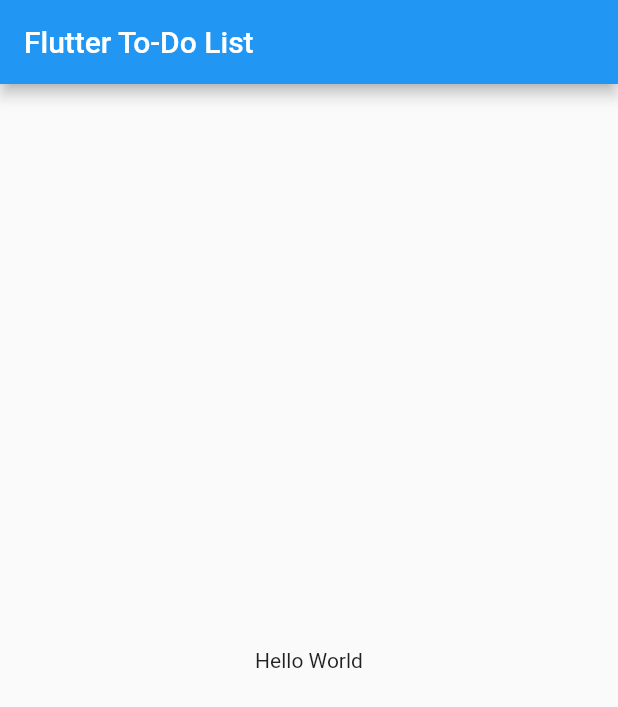
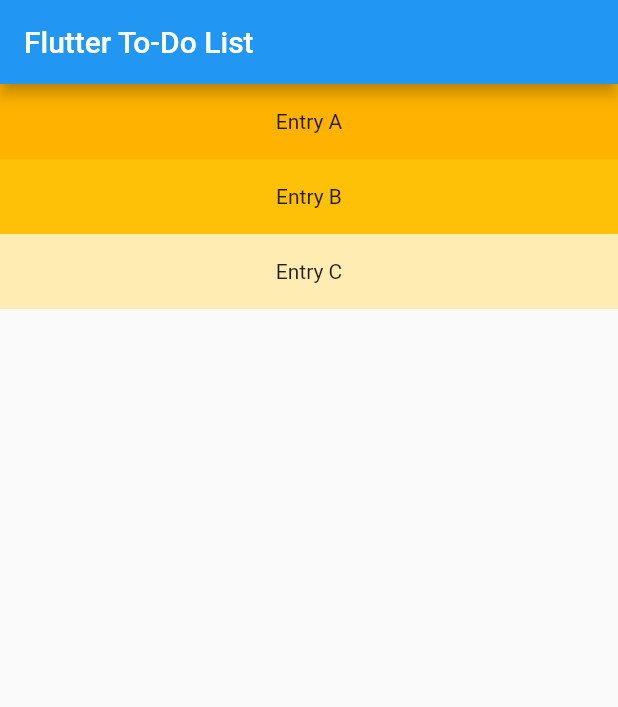
Before and after one commit to lickorice/flutter-todo-list_old, a Flutter app: the screen it shows after launch, on a phone screen of 412 x 824 dp. Shown: the top 707 px of the screen. Run offline on Flutter 3.47's test engine with Material 2 defaults, Android fonts, the phone set to English and light mode, and no system bars.

```diff
--- a/lib/main.dart
+++ b/lib/main.dart
@@ -12,9 +12,34 @@ class MyApp extends StatelessWidget {
           title: Text('Flutter To-Do List'),
         ),
         body: Center(
-          child: Text('Hello World'),
+          child: TodoList(),
         ),
       ),
     );
   }
 }
+
+class TodoList extends ListView {
+  @override
+  Widget build(BuildContext context) {
+    return ListView(
+      children: <Widget>[
+        Container(
+          height: 50,
+          color: Colors.amber[600],
+          child: const Center(child: Text('Entry A')),
+        ),
+        Container(
+          height: 50,
+          color: Colors.amber[500],
+          child: const Center(child: Text('Entry B')),
+        ),
+        Container(
+          height: 50,
+          color: Colors.amber[100],
+          child: const Center(child: Text('Entry C')),
+        ),
+      ],
+    );
+  }
+}
```
